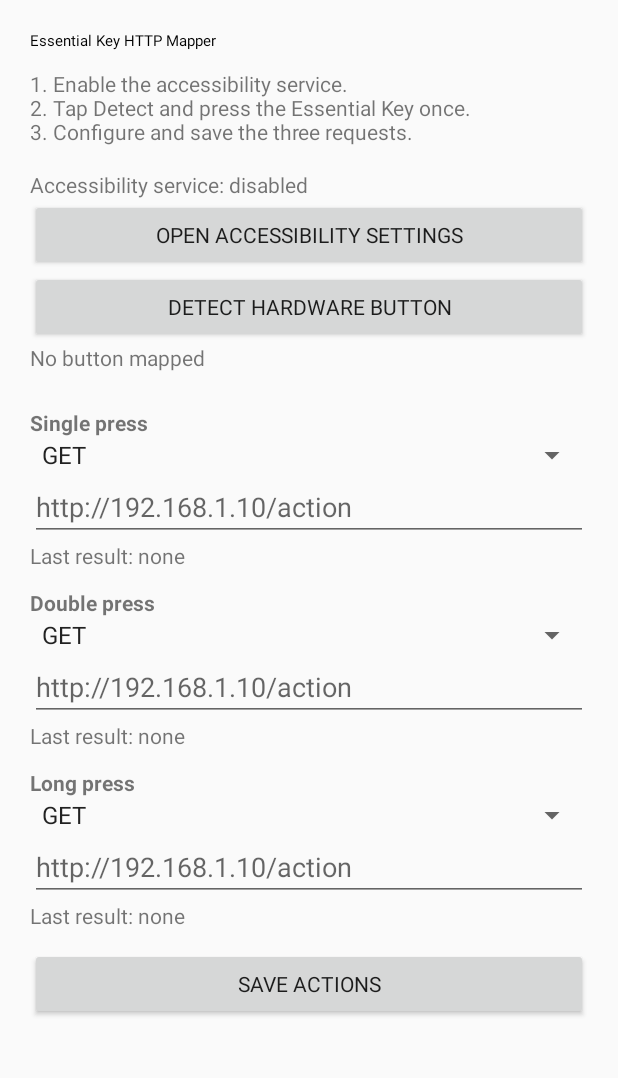
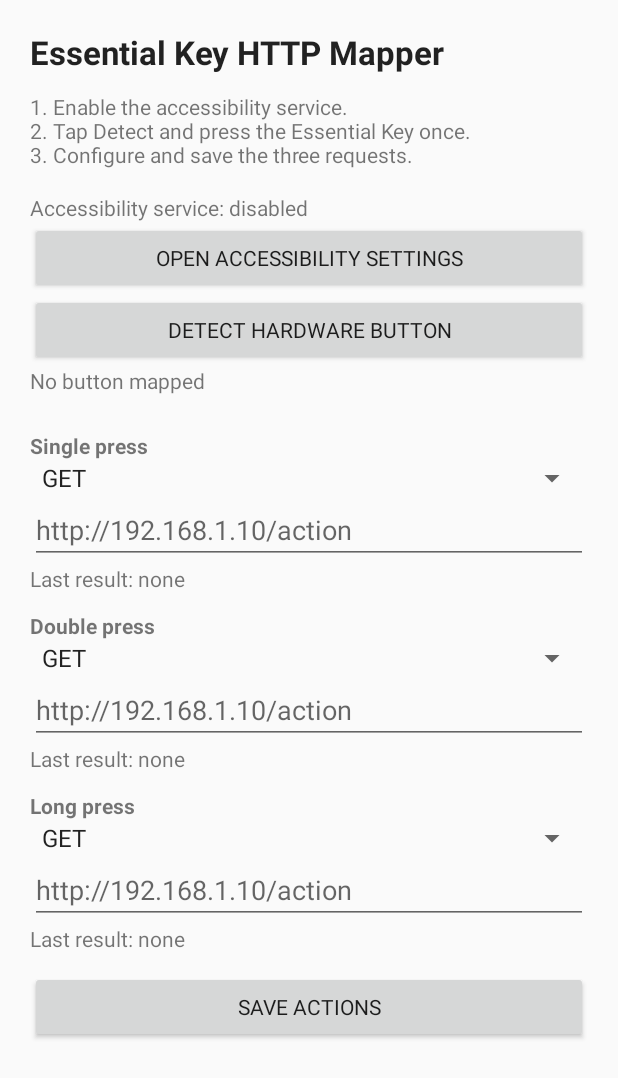
Before and after one commit to wreck2053/essential-key, an Android app: the screen it shows after launch (MainActivity), on a phone screen of 412 x 824 dp. Shown: the top 1078 px of the screen. Run offline under Robolectric (Android 15) with nearby library versions, the light colour scheme and no system bars.

Commit message:
Fix title text appearance

```diff
--- a/app/src/main/res/layout/activity_main.xml
+++ b/app/src/main/res/layout/activity_main.xml
@@ -14,7 +14,8 @@
             android:layout_width="wrap_content"
             android:layout_height="wrap_content"
             android:text="@string/app_name"
-            android:textAppearance="?attr/textAppearanceHeadline5" />
+            android:textAppearance="?android:attr/textAppearanceLarge"
+            android:textStyle="bold" />
 
         <TextView
             android:layout_width="match_parent"
```
